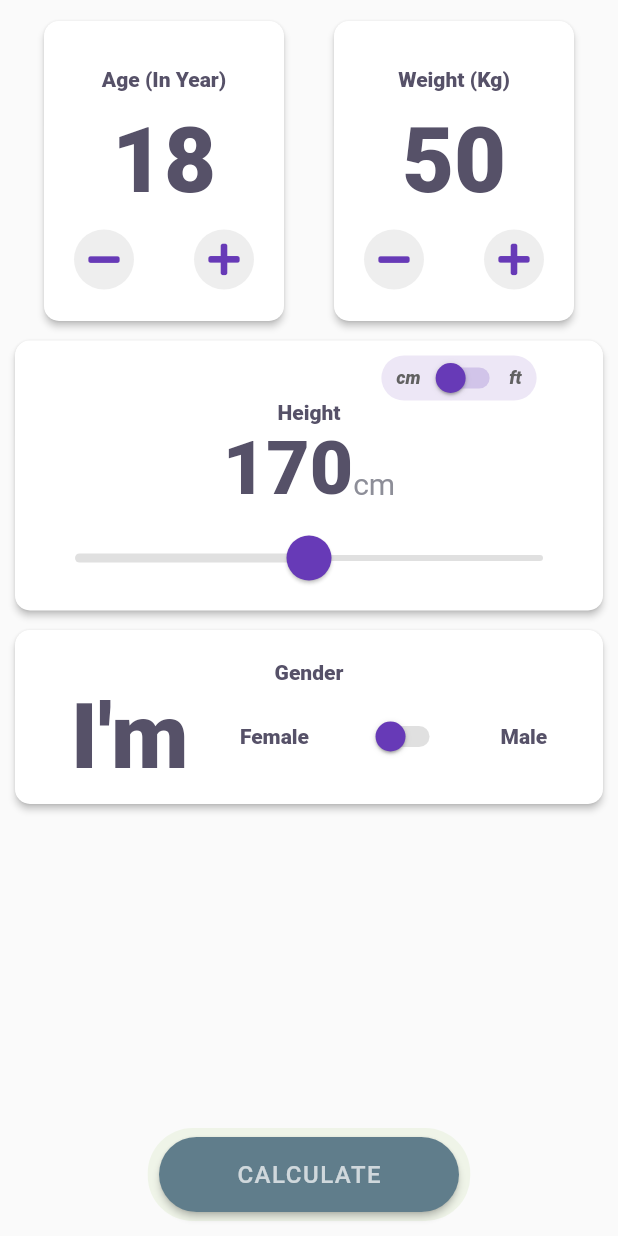
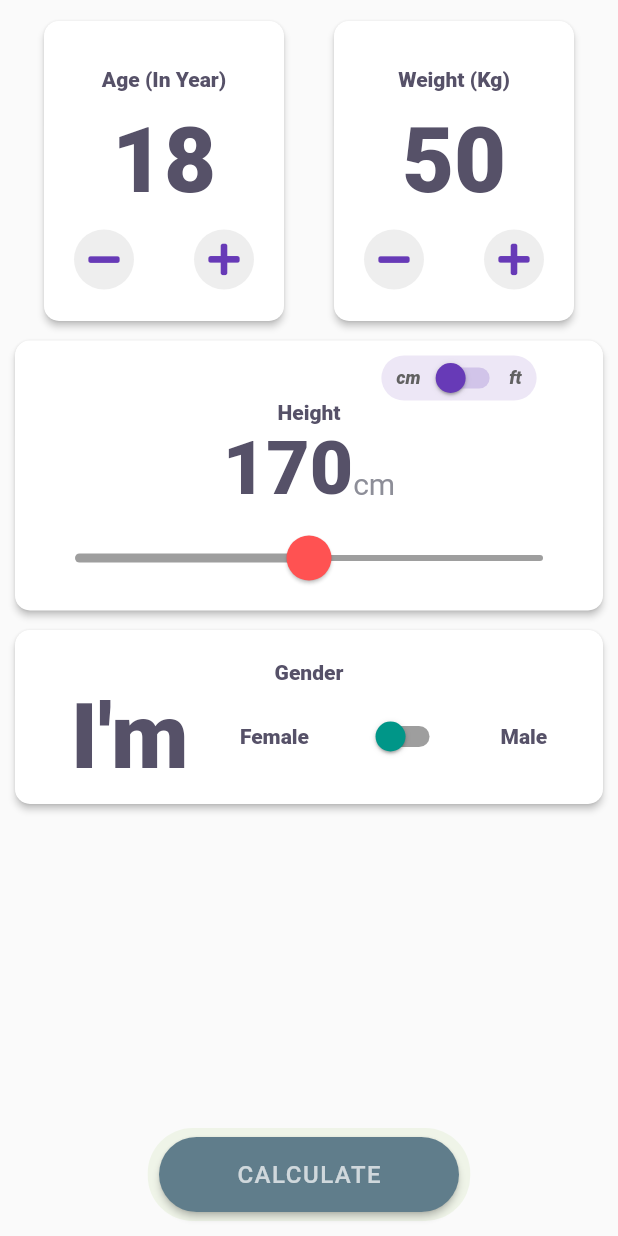
Before and after one commit to mnaumantahir/BMI-Calculator, a Flutter app: the BMIMain screen opened directly, on a phone screen of 412 x 824 dp. Run offline on Flutter 3.47's test engine with Material 2 defaults, Android fonts, the phone set to English and light mode, and no system bars; our stand-ins replace animated_text_kit, font_awesome_flutter, share, shared_preferences; missing offline and left inert: dart:ffi, drawerbehavior, flutter_responsive_screen, get_version, launch_review; accounts and stored records are empty.

Commit message:
Changing Colors into Attractive Colors of Slide Bar Buttons..

```diff
--- a/lib/Screens/bmi_main.dart
+++ b/lib/Screens/bmi_main.dart
@@ -541,10 +541,10 @@ class _HeightState extends State<Height> {
             ),
             SliderTheme(
               data: SliderTheme.of(context).copyWith(
-                activeTrackColor: Colors.grey.shade300,
-                inactiveTrackColor: Colors.grey.shade300,
-                thumbColor: Colors.deepPurple,
-                overlayColor: Color(0x29EB1555),
+                activeTrackColor: Colors.grey,
+                inactiveTrackColor: Colors.grey,
+                thumbColor: Colors.redAccent,
+                overlayColor: Colors.teal,
                 thumbShape: RoundSliderThumbShape(enabledThumbRadius: 15.0),
                 overlayShape: RoundSliderOverlayShape(overlayRadius: 30.0),
               ),
@@ -597,8 +597,8 @@ class _HeightState extends State<Height> {
                     value: feetValue,
                     hint: Text('ft'),
                     icon: Icon(
-                      Icons.arrow_downward,
-                      color: Colors.grey,
+                      Icons.arrow_back_ios,
+                      color: Colors.black,
                     ),
                     iconSize: 24,
                     elevation: 16,
@@ -640,7 +640,7 @@ class _HeightState extends State<Height> {
                     hint: Text('in'),
                     icon: Icon(
                       Icons.arrow_downward,
-                      color: Colors.grey,
+                      color: Colors.red,
                     ),
                     iconSize: 24,
                     elevation: 16,
@@ -742,10 +742,10 @@ class _GenderState extends State<Gender> {
                           isSwitched = value;
                         });
                       },
-                      inactiveTrackColor: Colors.grey.shade300,
-                      inactiveThumbColor: Colors.deepPurple,
-                      activeTrackColor: Colors.grey.shade300,
-                      activeColor: Colors.deepPurple,
+                      inactiveTrackColor: Colors.grey,
+                      inactiveThumbColor: Colors.teal,
+                      activeTrackColor: Colors.grey,
+                      activeColor: Colors.teal,
                     ),
                     Text(
                       'Male',
```
